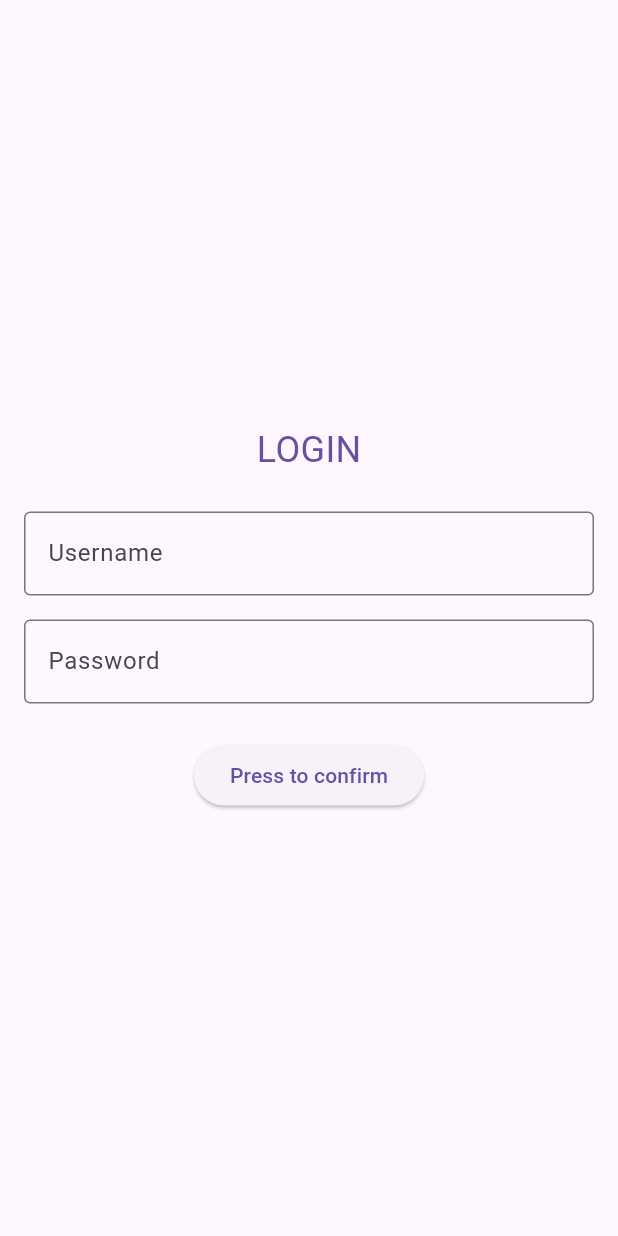
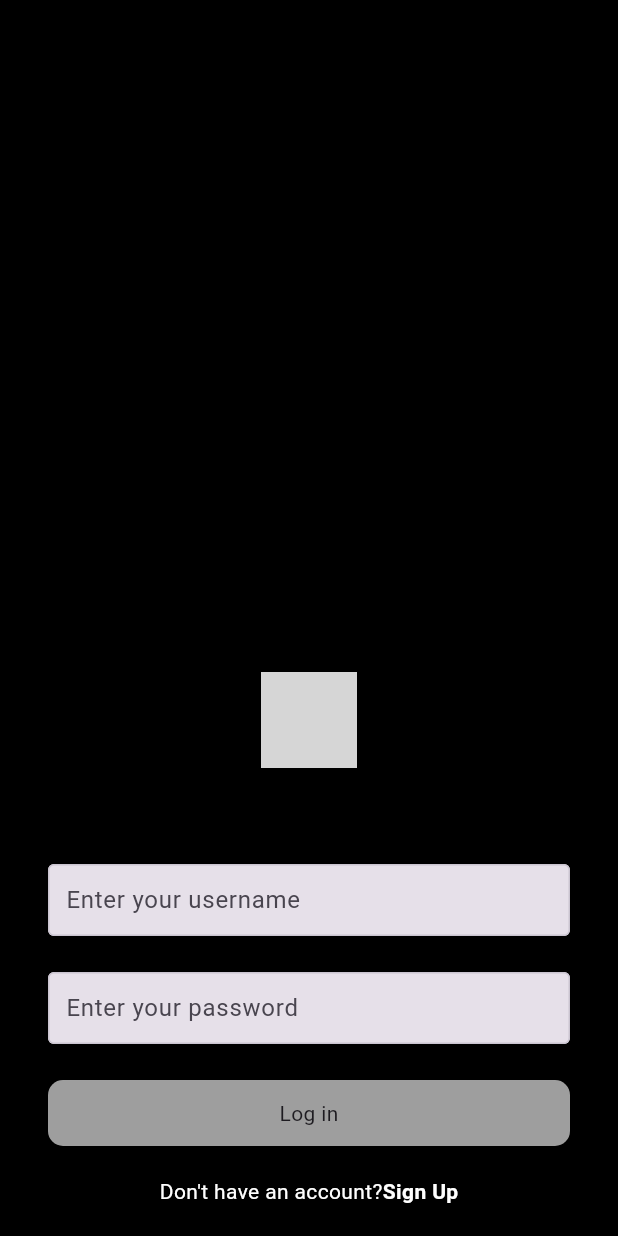
Before and after one commit to Sabra-xD/Threads-Replica, a Flutter app: the screen it shows after launch, on a phone screen of 412 x 824 dp. Run offline on Flutter 3.47's test engine with Material 3 defaults, Android fonts, the phone set to English and light mode, and no system bars; our stand-ins replace flutter_svg; network calls fail; grey boxes are pictures that could not be loaded.

Commit message:
Cors added & Sign In screen completed

```diff
--- a/Frontend/threads_replica/lib/main.dart
+++ b/Frontend/threads_replica/lib/main.dart
@@ -1,6 +1,5 @@
 import 'package:flutter/material.dart';
-import 'package:threads_replica/utils/colors.dart';
-import 'package:threads_replica/views/signIn.dart';
+import 'package:threads_replica/views/login_screen.dart';
 
 void main() {
   runApp(const MyApp());
@@ -50,19 +49,6 @@ class MyHomePage extends StatefulWidget {
 }
 
 class _MyHomePageState extends State<MyHomePage> {
-  int _counter = 0;
-
-  void _incrementCounter() {
-    setState(() {
-      // This call to setState tells the Flutter framework that something has
-      // changed in this State, which causes it to rerun the build method below
-      // so that the display can reflect the updated values. If we changed
-      // _counter without calling setState(), then the build method would not be
-      // called again, and so nothing would appear to happen.
-      _counter++;
-    });
-  }
-
   @override
   Widget build(BuildContext context) {
     // This method is rerun every time setState is called, for instance as done
@@ -71,6 +57,6 @@ class _MyHomePageState extends State<MyHomePage> {
     // The Flutter framework has been optimized to make rerunning build methods
     // fast, so that you can just rebuild anything that needs updating rather
     // than having to individually change instances of widgets.
-    return SignIn();
+    return SignInScreen();
   }
 }
--- /dev/null
+++ b/Frontend/threads_replica/lib/views/login_screen.dart
@@ -0,0 +1,136 @@
+import 'package:flutter/material.dart';
+import 'package:flutter_svg/flutter_svg.dart';
+import 'package:threads_replica/controller/signInController.dart';
+import 'package:threads_replica/utils/colors.dart';
+import 'package:threads_replica/widgets/text_input_field.dart';
+
+class SignInScreen extends StatefulWidget {
+  SignInScreen({Key? key}) : super(key: key);
+
+  @override
+  State<SignInScreen> createState() => _SignInScreenState();
+}
+
+class _SignInScreenState extends State<SignInScreen> {
+  final TextEditingController _username = TextEditingController();
+
+  final TextEditingController _password = TextEditingController();
+
+  final GlobalKey<FormState> _formKey = GlobalKey<FormState>();
+
+  @override
+  void dispose() {
+    super.dispose();
+    _username.dispose();
+    _password.dispose();
+  }
+
+  @override
+  Widget build(BuildContext context) {
+    return Scaffold(
+      backgroundColor: mobileBackgroundColor,
+      body: SafeArea(
+          child: Container(
+        padding: const EdgeInsets.symmetric(horizontal: 32),
+        width: double.infinity,
+        child: Column(
+          crossAxisAlignment: CrossAxisAlignment.center,
+          children: [
+            Flexible(
+              flex: 2,
+              child: Container(),
+            ),
+
+            SvgPicture.network(
+              "https://upload.wikimedia.org/wikipedia/commons/thumb/9/9d/Threads_%28app%29_logo.svg/128px-Threads_%28app%29_logo.svg.png",
+              height: 64,
+              color: primaryColor,
+            ),
+
+            const SizedBox(
+              height: 64,
+            ),
+            //Image
+            //Email/UserName enter
+            Form(
+                key: _formKey,
+                child: Column(
+                  children: [
+                    TextFieldInput(
+                      textEditingController: _username,
+                      hintText: "Enter your username",
+                      textInputType: TextInputType.text,
+                    ),
+                    const SizedBox(
+                      height: 24,
+                    ),
+                    TextFieldInput(
+                      textEditingController: _password,
+                      hintText: "Enter your password",
+                      textInputType: TextInputType.text,
+                      isPass: true,
+                    ),
+                    const SizedBox(
+                      height: 24,
+                    ),
+                  ],
+                )),
+
+            GestureDetector(
+              onTap: () {
+                confirmSignIn(_username, _password);
+              },
+              child: Container(
+                width: double.infinity,
+                alignment: Alignment.center,
+                padding: const EdgeInsets.symmetric(vertical: 12),
+                decoration: const ShapeDecoration(
+                    color: Colors.grey,
+                    shape: RoundedRectangleBorder(
+                      borderRadius: BorderRadius.all(Radius.circular(10)),
+                    )),
+                child: const Text("Log in"),
+              ),
+            ),
+
+            const SizedBox(
+              height: 12,
+            ),
+
+            Row(
+              mainAxisAlignment: MainAxisAlignment.center,
+              children: [
+                Container(
+                  padding: const EdgeInsets.symmetric(
+                    vertical: 8,
+                  ),
+                  child: const Text(
+                    "Don't have an account?",
+                    style: TextStyle(
+                      color: primaryColor,
+                    ),
+                  ),
+                ),
+                Container(
+                  padding: const EdgeInsets.symmetric(
+                    vertical: 8,
+                  ),
+                  child: const Text(
+                    "Sign Up",
+                    style: TextStyle(
+                        fontWeight: FontWeight.bold, color: primaryColor),
+                  ),
+                ),
+              ],
+            ),
+            const SizedBox(
+              height: 12,
+            ),
+
+            //Button
+          ],
+        ),
+      )),
+    );
+  }
+}
--- a/Frontend/threads_replica/lib/views/signIn.dart
+++ /dev/null
@@ -1,75 +0,0 @@
-import 'package:flutter/material.dart';
-import 'package:threads_replica/controller/signInController.dart';
-
-class SignIn extends StatelessWidget {
-  final TextEditingController username = TextEditingController();
-  final TextEditingController password = TextEditingController();
-  final GlobalKey<FormState> _formKey = GlobalKey<FormState>();
-
-  SignIn({Key? key}) : super(key: key);
-
-  @override
-  Widget build(BuildContext context) {
-    return Scaffold(
-      body: Center(
-        child: Padding(
-          padding: const EdgeInsets.all(16.0),
-          child: Form(
-            key: _formKey,
-            child: Column(
-              mainAxisAlignment: MainAxisAlignment.center,
-              children: [
-                Text(
-                  'LOGIN',
-                  style: TextStyle(
-                    fontSize: 24,
-                    color: Theme.of(context).primaryColor,
-                  ),
-                ),
-                const SizedBox(height: 24),
-                TextFormField(
-                  controller: username,
-                  decoration: const InputDecoration(
-                    labelText: 'Username',
-                    border: OutlineInputBorder(),
-                  ),
-                  validator: (value) {
-                    if (value == null || value.isEmpty) {
-                      return 'Username is required';
-                    }
-                    return null;
-                  },
-                ),
-                const SizedBox(height: 16),
-                TextFormField(
-                  controller: password,
-                  obscureText: true,
-                  decoration: const InputDecoration(
-                    labelText: 'Password',
-                    border: OutlineInputBorder(),
-                  ),
-                  validator: (value) {
-                    if (value == null || value.isEmpty) {
-                      return 'Password is required';
-                    }
-                    return null;
-                  },
-                ),
-                const SizedBox(height: 24),
-                ElevatedButton(
-                  onPressed: () {
-                    if (_formKey.currentState!.validate()) {
-                      // If both fields are valid, perform your action.
-                      confirmSignIn(username.text, password.text);
-                    }
-                  },
-                  child: const Text("Press to confirm"),
-                ),
-              ],
-            ),
-          ),
-        ),
-      ),
-    );
-  }
-}
--- /dev/null
+++ b/Frontend/threads_replica/lib/views/signup_screen.dart
@@ -0,0 +1,15 @@
+import 'package:flutter/material.dart';
+
+class SignUpScreen extends StatefulWidget {
+  const SignUpScreen({super.key});
+
+  @override
+  State<SignUpScreen> createState() => _SignUpScreenState();
+}
+
+class _SignUpScreenState extends State<SignUpScreen> {
+  @override
+  Widget build(BuildContext context) {
+    return const Placeholder();
+  }
+}
--- /dev/null
+++ b/Frontend/threads_replica/lib/widgets/text_input_field.dart
@@ -0,0 +1,33 @@
+import 'package:flutter/material.dart';
+
+class TextFieldInput extends StatelessWidget {
+  final TextEditingController textEditingController;
+  final bool isPass;
+  final String hintText;
+  final TextInputType textInputType;
+  const TextFieldInput(
+      {super.key,
+      required this.textEditingController,
+      this.isPass = false,
+      required this.hintText,
+      required this.textInputType});
+
+  @override
+  Widget build(BuildContext context) {
+    final inputBorder =
+        OutlineInputBorder(borderSide: Divider.createBorderSide(context));
+    return TextField(
+      controller: textEditingController,
+      obscureText: isPass,
+      keyboardType: textInputType,
+      decoration: InputDecoration(
+        hintText: hintText,
+        filled: true,
+        border: inputBorder,
+        focusedBorder: inputBorder,
+        enabledBorder: inputBorder,
+        contentPadding: const EdgeInsets.all(8),
+      ),
+    );
+  }
+}
--- a/Frontend/threads_replica/pubspec.yaml
+++ b/Frontend/threads_replica/pubspec.yaml
@@ -32,10 +32,12 @@ dependencies:
     sdk: flutter
 
 
+
   # The following adds the Cupertino Icons font to your application.
   # Use with the CupertinoIcons class for iOS style icons.
   cupertino_icons: ^1.0.2
   http: ^1.1.0
+  flutter_svg: ^2.0.9
 
 dev_dependencies:
   flutter_test:
@@ -61,8 +63,8 @@ flutter:
 
   # To add assets to your application, add an assets section, like this:
   # assets:
-  #   - images/a_dot_burr.jpeg
-  #   - images/a_dot_ham.jpeg
+
+  #   - assets/appIcon.png
 
   # An image asset can refer to one or more resolution-specific "variants", see
   # https://flutter.dev/assets-and-images/#resolution-aware
```
Also changed, not shown: Frontend/threads_replica/lib/assets/appIcon.png (added), Frontend/threads_replica/pubspec.lock, 4 other files.
